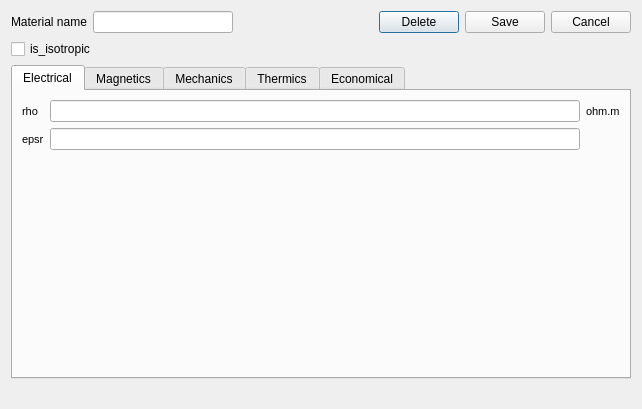
Before: the Qt Designer form pyleecan/GUI/Dialog/DMatLib/DMatSetup/DMatSetup.ui in Eomys/pyleecan, drawn with Qt 5.
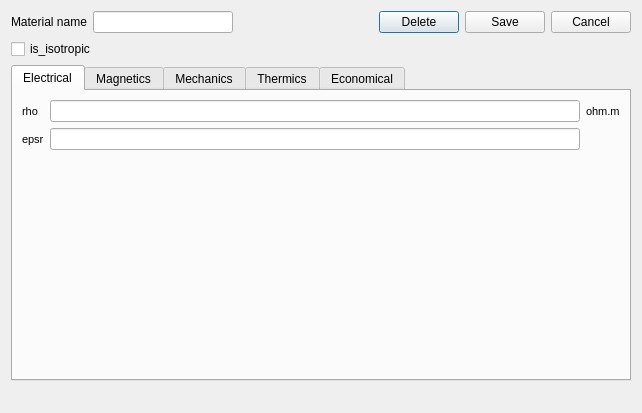
After: the same form once the commit is applied. Icons and pictures are not drawn. Custom widgets are drawn as their Qt base class.

Commit message: [Co] switch button + remove unused close button

Patch:
```diff
--- a/pyleecan/GUI/Dialog/DMatLib/DMatSetup/DMatSetup.ui
+++ b/pyleecan/GUI/Dialog/DMatLib/DMatSetup/DMatSetup.ui
@@ -7,7 +7,7 @@
     <x>0</x>
     <y>0</y>
     <width>642</width>
-    <height>409</height>
+    <height>413</height>
    </rect>
   </property>
   <property name="windowTitle">
```
The commit also changes 5 other files.
